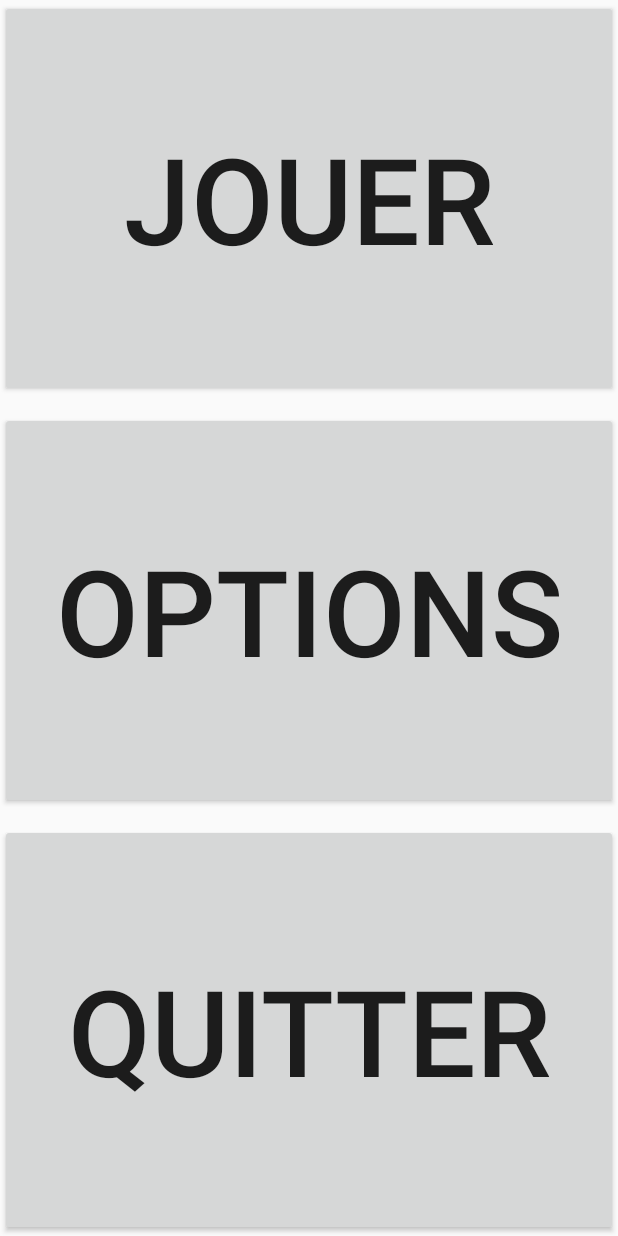
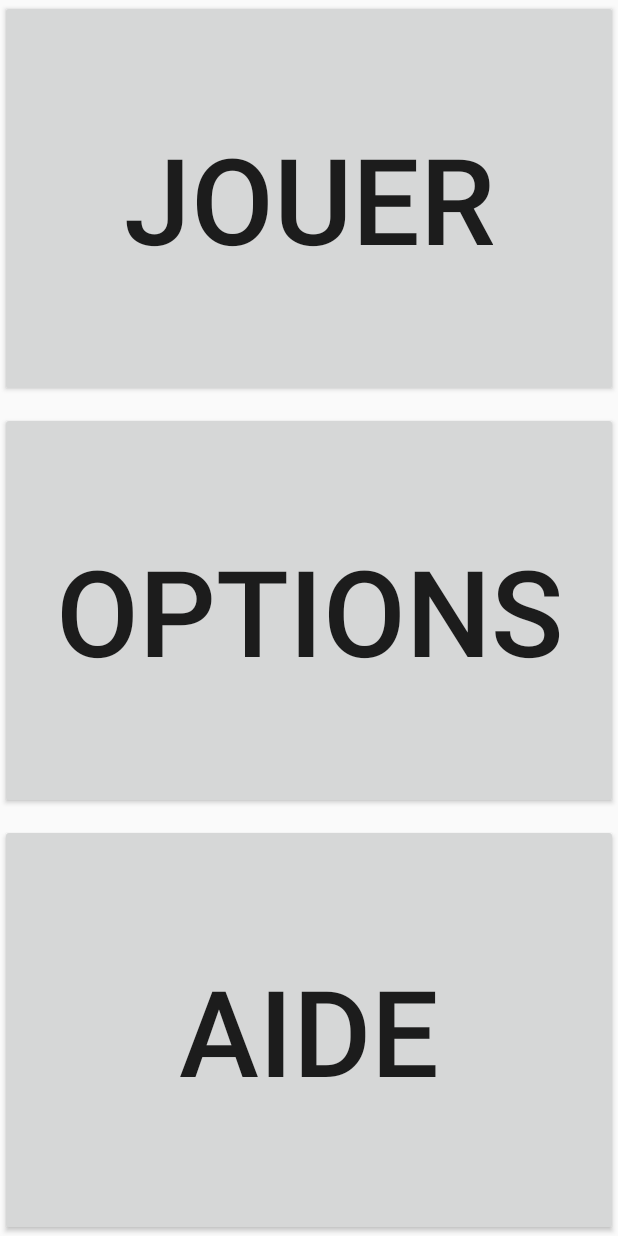
Before and after one commit to Oliwar/-TER-RA-sous-android, an Android app: the screen it shows after launch (Menu), on a phone screen of 412 x 824 dp. Run offline under Robolectric (Android 15) with nearby library versions, the phone set to English and light mode, and no system bars.

Commit message:
Modification du bouton Quitter par Aide

```diff
--- a/TER/app/src/main/AndroidManifest.xml
+++ b/TER/app/src/main/AndroidManifest.xml
@@ -36,7 +36,6 @@
             android:exported="true"
             android:screenOrientation="locked"
             android:theme="@style/Theme.AppCompat.NoActionBar">
-
         </activity>
         <!--
  This tag indicates that this application requires ARCore.  This results in the Google Play
--- a/TER/app/src/main/java/com/example/ter_ra_android/Menu.java
+++ b/TER/app/src/main/java/com/example/ter_ra_android/Menu.java
@@ -24,9 +24,7 @@ public class Menu extends AppCompatActivity {
         Toast.makeText(Menu.this, "Options", Toast.LENGTH_SHORT).show();
     }
 
-    public void onQuitterClick(View view) {
-        Toast.makeText(Menu.this, "Quitter", Toast.LENGTH_SHORT).show();
-        finish();
-        System.exit(0);
+    public void onAideClick(View view) {
+        Toast.makeText(Menu.this, "Aide", Toast.LENGTH_SHORT).show();
     }
 }
--- a/TER/app/src/main/res/layout/activity_menu.xml
+++ b/TER/app/src/main/res/layout/activity_menu.xml
@@ -25,12 +25,12 @@
         android:textSize="80sp"/>
 
     <Button
-        android:id="@+id/quitter"
+        android:id="@+id/aide"
         android:layout_width="match_parent"
         android:layout_height="match_parent"
+        android:layout_weight=".30"
         android:baselineAligned="false"
-        android:onClick="onQuitterClick"
-        android:text="@string/quitter"
-        android:layout_weight=".30"
-        android:textSize="80sp"/>
+        android:onClick="onAideClick"
+        android:text="@string/aide"
+        android:textSize="80sp" />
 </LinearLayout>
--- a/TER/app/src/main/res/values/strings.xml
+++ b/TER/app/src/main/res/values/strings.xml
@@ -25,4 +25,5 @@
     <string name="togglebutton">ToggleButton</string>
     <string name="inventory_visible">↓</string>
     <string name="inventory_invisible">↑</string>
+    <string name="aide">Aide</string>
 </resources>
```
Also changed, not shown: TER/app/src/main/java/com/example/ter_ra_android/MainActivity.java (indentation only).
